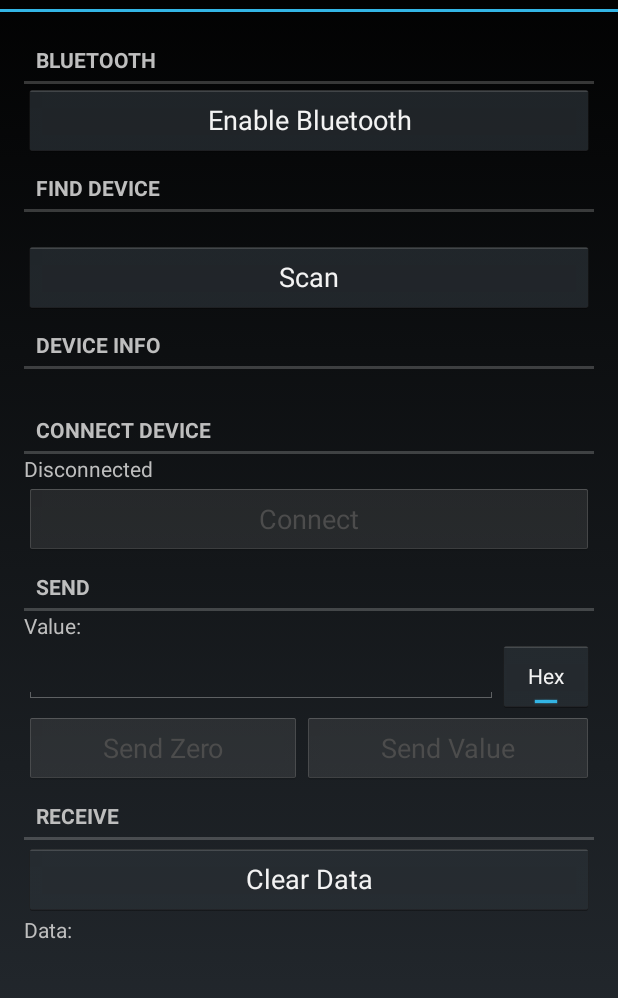
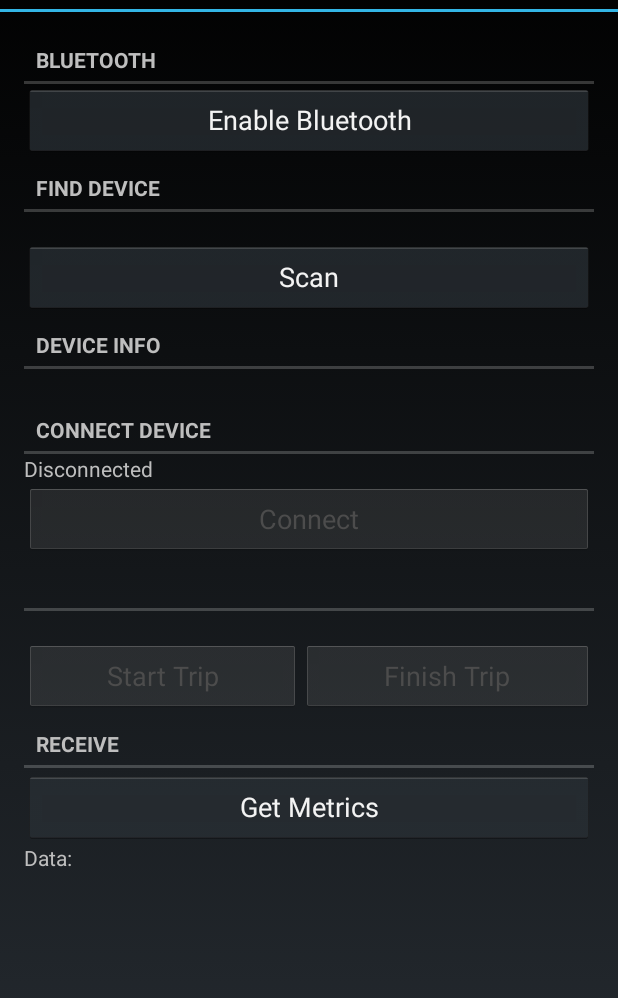
Before and after one commit to saresend/Rate-your-ride, an Android app: the screen it shows after launch (MainActivity), on a phone screen of 412 x 824 dp, the part 60-1058 px from its top. Run offline under Robolectric (Android 15) with nearby library versions, the phone set to English and light mode, and no system bars.

Commit message:
Working a lot of stuff

```diff
--- a/android-App/RFDuinoTest-0.0/src/main/AndroidManifest.xml
+++ b/android-App/RFDuinoTest-0.0/src/main/AndroidManifest.xml
@@ -10,6 +10,7 @@
 
     <uses-permission android:name="android.permission.BLUETOOTH" />
     <uses-permission android:name="android.permission.BLUETOOTH_ADMIN" />
+    <uses-permission android:name="android.permission.INTERNET" />
 
     <uses-feature android:name="android.hardware.bluetooth_le" android:required="true" />
 
--- a/android-App/RFDuinoTest-0.0/src/main/java/com/lannbox/rfduinotest/MainActivity.java
+++ b/android-App/RFDuinoTest-0.0/src/main/java/com/lannbox/rfduinotest/MainActivity.java
@@ -31,7 +31,7 @@ public class MainActivity extends Activity implements BluetoothAdapter.LeScanCal
 
 
     //Oh sweet mercy this is gonna be a fat array
-    private ArrayList<Integer> dataArray;
+    private ArrayList<Long> dataArray;
     private int state;
 
     private boolean scanStarted;
@@ -49,8 +49,8 @@ public class MainActivity extends Activity implements BluetoothAdapter.LeScanCal
     private TextView connectionStatusText;
     private Button connectButton;
     private EditData valueEdit;
-    private Button sendZeroButton;
-    private Button sendValueButton;
+    private Button startTripButton;
+    private Button finishTripButton;
     private Button clearButton;
     private LinearLayout dataLayout;
 
@@ -112,7 +112,9 @@ public class MainActivity extends Activity implements BluetoothAdapter.LeScanCal
         super.onCreate(savedInstanceState);
         setContentView(R.layout.activity_main);
 
-        dataArray = new ArrayList<Integer>();
+        dataArray = new ArrayList<Long>();
+        Log.e("Networks:","Sending network task");
+        new networkingTask().execute("http://ec2-35-161-86-195.us-west-2.compute.amazonaws.com/test_input","1");
 
         bluetoothAdapter = BluetoothAdapter.getDefaultAdapter();
 
@@ -158,33 +160,25 @@ public class MainActivity extends Activity implements BluetoothAdapter.LeScanCal
             }
         });
 
-        // Send
-        valueEdit = (EditData) findViewById(R.id.value);
-        valueEdit.setImeOptions(EditorInfo.IME_ACTION_SEND);
-        valueEdit.setOnEditorActionListener(new TextView.OnEditorActionListener() {
-            @Override
-            public boolean onEditorAction(TextView v, int actionId, KeyEvent event) {
-                if (actionId == EditorInfo.IME_ACTION_SEND) {
-                    sendValueButton.callOnClick();
-                    return true;
-                }
-                return false;
-            }
-        });
-
-        sendZeroButton = (Button) findViewById(R.id.sendZero);
-        sendZeroButton.setOnClickListener(new View.OnClickListener() {
+        startTripButton = (Button) findViewById(R.id.startTrip);
+        startTripButton.setOnClickListener(new View.OnClickListener() {
             @Override
             public void onClick(View v) {
+                startTripButton.setEnabled(false);
+                finishTripButton.setEnabled(true);
+                //TODO: Work on communicating with Simblee
                 rfduinoService.send(new byte[]{0});
             }
         });
 
-        sendValueButton = (Button) findViewById(R.id.sendValue);
-        sendValueButton.setOnClickListener(new View.OnClickListener() {
+        finishTripButton = (Button) findViewById(R.id.finishTrip);
+        finishTripButton.setOnClickListener(new View.OnClickListener() {
             @Override
             public void onClick(View v) {
-                rfduinoService.send(valueEdit.getData());
+                finishTripButton.setEnabled(false);
+                startTripButton.setEnabled(true);
+                //TODO: Work on communicating with Simblee
+                rfduinoService.send(new byte[]{0});
             }
         });
 
@@ -193,8 +187,11 @@ public class MainActivity extends Activity implements BluetoothAdapter.LeScanCal
         clearButton.setOnClickListener(new View.OnClickListener() {
             @Override
             public void onClick(View v) {
+
+                //Remove this eventually
                 Log.e("asdf",dataArray.toString());
-                dataLayout.removeAllViews();
+                //dataLayout.removeAllViews();
+                new networkingTask().execute("http://ec2-35-161-86-195.us-west-2.compute.amazonaws.com/test_input","0");
             }
         });
 
@@ -274,22 +271,37 @@ public class MainActivity extends Activity implements BluetoothAdapter.LeScanCal
         connectButton.setEnabled(bluetoothDevice != null && state == STATE_DISCONNECTED);
 
         // Send
-        sendZeroButton.setEnabled(connected);
-        sendValueButton.setEnabled(connected);
+        startTripButton.setEnabled(connected);
+        //finishTripButton.setEnabled(connected);
     }
 
     private void addData(byte[] data) {
 
+        Long value = 0L;
 
-        //TODO: Get byte values to ints
-        String hexString = HexAsciiHelper.bytesToAsciiMaybe(data);
-        Log.e("asdf",hexString);
-        dataArray.add(Integer.parseInt(hexString,16));
+        for(int i = 0; i < data.length;i++) {
+            if(data[i] < 0) {
+                value += -data[i];
+
+            }
+            else {
+                value += data[i];
+            }
+        }
+
+        Log.e("The data:",value.toString());
+        if(finishTripButton.isEnabled()) {
+            dataArray.add(value);
+        }
+        else {
+            Log.e("Receiving Data:","Receiving data, but not appending!");
+        }
 
         View view = getLayoutInflater().inflate(android.R.layout.simple_list_item_2, dataLayout, false);
 
         TextView text1 = (TextView) view.findViewById(android.R.id.text1);
-        text1.setText(HexAsciiHelper.bytesToHex(data));
+        text1.setText(value.toString());
+        //text1.setText(HexAsciiHelper.bytesToHex(data));
 
         String ascii = HexAsciiHelper.bytesToAsciiMaybe(data);
         if (ascii != null) {
--- a/android-App/RFDuinoTest-0.0/src/main/java/com/lannbox/rfduinotest/networkingTask.java
+++ b/android-App/RFDuinoTest-0.0/src/main/java/com/lannbox/rfduinotest/networkingTask.java
@@ -5,10 +5,13 @@ import android.util.Log;
 
 import java.io.BufferedInputStream;
 import java.io.BufferedOutputStream;
+import java.io.BufferedReader;
 import java.io.InputStream;
+import java.io.InputStreamReader;
 import java.io.OutputStream;
 import java.net.HttpURLConnection;
 import java.net.URL;
+
 
 /**
  * Created by SamResendez on 10/29/16.
@@ -22,35 +25,60 @@ public class networkingTask extends AsyncTask<String,Integer,String> {
         String urlString = params[0];
 
         InputStream inputStream = null;
+
+        if(params[1] == "1") {
+            try {
+
+                String responseString;
+                String baseString = "http://ec2-35-161-86-195.us-west-2.compute.amazonaws.com/test_input";
+                URL baseUrl = new URL(baseString);
+                HttpURLConnection connector = (HttpURLConnection) baseUrl.openConnection();
+                InputStream response = connector.getInputStream();
+                StringBuilder sb = new StringBuilder();
+                BufferedReader bufRead = new BufferedReader(new InputStreamReader(response));
+
+                while((responseString = bufRead.readLine()) != null) {
+                    sb.append(responseString);
+                }
+                Log.e("dasf",sb.toString());
+            }
+            catch(Exception e) {
+                Log.e("Errors:", e.toString());
+            }
+        }
+
         try {
+
+            String urlParameters = "stringData=HelloWorld";
+            byte[] postData = urlParameters.getBytes();
+
             URL url = new URL(urlString);
+            Log.e("URL: ",url.toString());
             HttpURLConnection urlConnection = (HttpURLConnection) url.openConnection();
+            urlConnection.setDoOutput(true);
 
             //Setting network configurations
             urlConnection.setReadTimeout(15000);
             urlConnection.setConnectTimeout(15000);
-            urlConnection.setRequestMethod("POST");
+            OutputStream outputPost = urlConnection.getOutputStream();
 
-            urlConnection.setDoOutput(true);
+            outputPost.write(postData);
 
-            OutputStream outputPost = new BufferedOutputStream(urlConnection.getOutputStream());
 
+            outputPost.flush();
+
+            urlConnection.getResponseCode();
+            if(urlConnection.getResponseCode() == 200) {
+                Log.e("Networking:","My boy, we out here");
+            }
 
 
         }
         catch(Exception e) {
             Log.e("asdf",e.toString());
         }
-        try {
 
-
-
-        }
-        catch(Exception e) {
-
-        }
-
-        return null;
+       return null;
     }
 
 }
--- a/android-App/RFDuinoTest-0.0/src/main/res/layout/activity_main.xml
+++ b/android-App/RFDuinoTest-0.0/src/main/res/layout/activity_main.xml
@@ -91,21 +91,14 @@
             android:layout_width="fill_parent"
             android:layout_height="wrap_content"
             android:id="@+id/textView5"
-            android:text="Send"
+            android:text=""
             android:layout_marginTop="5dip" />
 
         <TextView
             android:layout_width="wrap_content"
             android:layout_height="wrap_content"
-            android:text="Value:"
+            android:text=""
             android:id="@+id/textView6" />
-
-        <view
-            class="com.lannbox.rfduinotest.EditData"
-            android:layout_width="match_parent"
-            android:layout_height="wrap_content"
-            android:id="@+id/value" />
-
         <LinearLayout
             android:orientation="horizontal"
             android:layout_width="fill_parent"
@@ -115,16 +108,16 @@
             <Button
                 android:layout_width="wrap_content"
                 android:layout_height="wrap_content"
-                android:text="Send Zero"
-                android:id="@+id/sendZero"
+                android:text="Start Trip"
+                android:id="@+id/startTrip"
                 android:layout_weight="1"
                 android:enabled="false" />
 
             <Button
                 android:layout_width="wrap_content"
                 android:layout_height="wrap_content"
-                android:text="Send Value"
-                android:id="@+id/sendValue"
+                android:text="Finish Trip"
+                android:id="@+id/finishTrip"
                 android:layout_weight="1"
                 android:enabled="false" />
 
@@ -141,7 +134,7 @@
         <Button
             android:layout_width="fill_parent"
             android:layout_height="wrap_content"
-            android:text="Clear Data"
+            android:text="Get Metrics"
             android:id="@+id/clearData"
             android:layout_weight="1"
             android:layout_marginTop="2dip"
```
Also changed, not shown: 1 other file.
